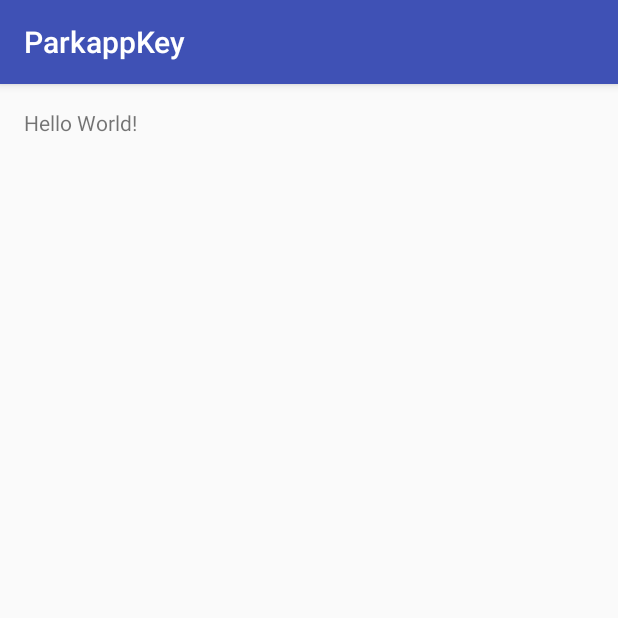
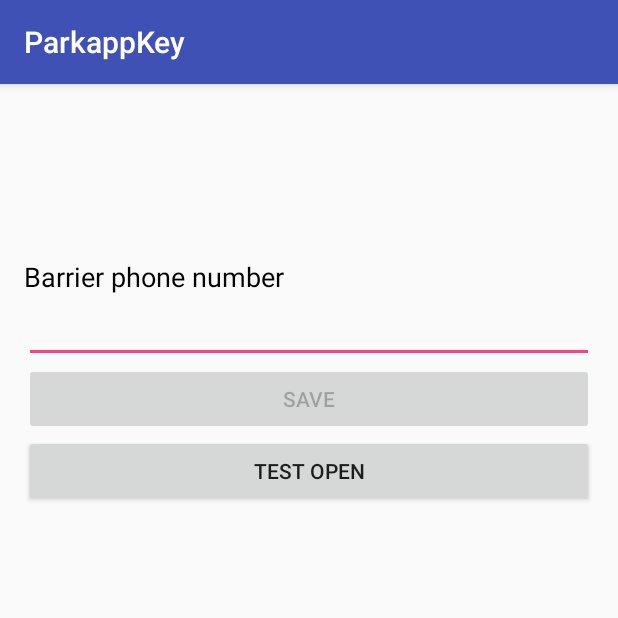
Before and after one commit to gergelydezso/ParkappKey, an Android app: the screen it shows after launch (MainActivity), on a phone screen of 412 x 824 dp, the top half of it. Run offline under Robolectric (Android 15) with nearby library versions, the phone set to English and light mode, and no system bars; 1 statement that could not run was skipped.

```diff
--- a/app/build.gradle
+++ b/app/build.gradle
@@ -21,6 +21,8 @@ android {
 
 dependencies {
     compile fileTree(dir: 'libs', include: ['*.jar'])
+    compile 'com.google.android.gms:play-services:9.0.1'
     testCompile 'junit:junit:4.12'
     compile 'com.android.support:appcompat-v7:23.4.0'
+    compile files('libs/Pushwoosh.jar')
 }
--- a/app/src/main/java/com/garmin/parkapp/key/MainActivity.java
+++ b/app/src/main/java/com/garmin/parkapp/key/MainActivity.java
@@ -1,13 +1,142 @@
 package com.garmin.parkapp.key;
 
+import android.content.Context;
+import android.content.Intent;
+import android.content.SharedPreferences;
+import android.content.pm.PackageManager;
+import android.net.Uri;
+import android.support.v4.app.ActivityCompat;
+import android.support.v4.content.ContextCompat;
 import android.support.v7.app.AppCompatActivity;
 import android.os.Bundle;
+import android.text.Editable;
+import android.text.TextUtils;
+import android.text.TextWatcher;
+import android.view.View;
+import android.widget.Button;
+import android.widget.EditText;
 
-public class MainActivity extends AppCompatActivity {
+import com.pushwoosh.fragment.PushEventListener;
+import com.pushwoosh.fragment.PushFragment;
+
+public class MainActivity extends AppCompatActivity implements PushEventListener {
+
+    public static final String PHONE_NUMBER = "phone.number";
+    public static final int REQUEST_CODE = 1234;
+    private EditText phoneNumberEditText;
+    private Button saveButton;
+
+    private View.OnClickListener saveButtonListener = new View.OnClickListener() {
+        @Override
+        public void onClick(View view) {
+            savePhoneNumber();
+            saveButton.setEnabled(false);
+        }
+    };
+    private View.OnClickListener testButtonListener = new View.OnClickListener() {
+        @Override
+        public void onClick(View view) {
+            initCall();
+        }
+    };
+    private TextWatcher textWatcher = new TextWatcher() {
+        @Override
+        public void beforeTextChanged(CharSequence charSequence, int i, int i1, int i2) {
+
+        }
+
+        @Override
+        public void onTextChanged(CharSequence charSequence, int i, int i1, int i2) {
+            saveButton.setEnabled(true);
+        }
+
+        @Override
+        public void afterTextChanged(Editable editable) {
+
+        }
+    };
 
     @Override
     protected void onCreate(Bundle savedInstanceState) {
         super.onCreate(savedInstanceState);
         setContentView(R.layout.activity_main);
+
+        saveButton = (Button) findViewById(R.id.save_button);
+        saveButton.setOnClickListener(saveButtonListener);
+
+        phoneNumberEditText = (EditText) findViewById(R.id.phone_number_edit_text);
+        phoneNumberEditText.setHint(getPhoneNumber());
+        phoneNumberEditText.addTextChangedListener(textWatcher);
+
+        findViewById(R.id.test_open_button).setOnClickListener(testButtonListener);
+
+        PushFragment.init(this);
+    }
+
+    @Override
+    protected void onNewIntent(Intent intent) {
+        super.onNewIntent(intent);
+        PushFragment.onNewIntent(this, intent);
+    }
+
+    @Override
+    public void doOnUnregisteredError(String s) {
+
+    }
+
+    @Override
+    public void doOnRegisteredError(String s) {
+
+    }
+
+    @Override
+    public void doOnRegistered(String s) {
+
+    }
+
+    @Override
+    public void doOnMessageReceive(String s) {
+        initCall();
+    }
+
+    @Override
+    public void doOnUnregistered(String s) {
+
+    }
+
+    private void initCall() {
+        String phoneNumber = getPhoneNumber();
+        if (!TextUtils.isEmpty(phoneNumber)) {
+            Intent intent = new Intent(Intent.ACTION_CALL, Uri.parse("tel:" + phoneNumber));
+            if (checkForPermission()) {
+                startActivity(intent);
+            }
+        }
+    }
+
+    private String getPhoneNumber() {
+        SharedPreferences sharedPref = getPreferences(Context.MODE_PRIVATE);
+        return sharedPref.getString(PHONE_NUMBER, "");
+    }
+
+    private void savePhoneNumber() {
+        String phoneNumber = phoneNumberEditText.getText().toString();
+        if (!TextUtils.isEmpty(phoneNumber)) {
+            SharedPreferences sharedPref = getPreferences(Context.MODE_PRIVATE);
+            SharedPreferences.Editor editor = sharedPref.edit();
+            editor.putString(PHONE_NUMBER, phoneNumber);
+            editor.apply();
+        }
+    }
+
+    private boolean checkForPermission() {
+        if (ContextCompat.checkSelfPermission(this,
+                android.Manifest.permission.CALL_PHONE)
+                != PackageManager.PERMISSION_GRANTED) {
+            ActivityCompat.requestPermissions(this,
+                    new String[]{android.Manifest.permission.CALL_PHONE},
+                    REQUEST_CODE);
+            return false;
+        } else return true;
     }
 }
--- a/app/src/main/res/layout/activity_main.xml
+++ b/app/src/main/res/layout/activity_main.xml
@@ -10,7 +10,34 @@
     tools:context="com.garmin.parkapp.key.MainActivity">
 
     <TextView
-        android:layout_width="wrap_content"
+        android:id="@+id/label"
+        android:layout_width="match_parent"
         android:layout_height="wrap_content"
-        android:text="Hello World!" />
+        android:paddingTop="100dp"
+        android:text="@string/barrier_phone_number"
+        android:textColor="@android:color/black"
+        android:textSize="18sp" />
+
+    <EditText
+        android:id="@+id/phone_number_edit_text"
+        android:layout_width="match_parent"
+        android:layout_height="wrap_content"
+        android:layout_below="@+id/label"
+        android:inputType="phone" />
+
+    <Button
+        android:id="@+id/save_button"
+        android:layout_width="match_parent"
+        android:layout_height="wrap_content"
+        android:layout_below="@+id/phone_number_edit_text"
+        android:enabled="false"
+        android:text="@string/save" />
+
+    <Button
+        android:id="@+id/test_open_button"
+        android:layout_width="match_parent"
+        android:layout_height="wrap_content"
+        android:layout_below="@+id/save_button"
+        android:text="@string/test_open" />
+
 </RelativeLayout>
--- a/app/src/main/res/values/strings.xml
+++ b/app/src/main/res/values/strings.xml
@@ -1,3 +1,6 @@
 <resources>
     <string name="app_name">ParkappKey</string>
+    <string name="barrier_phone_number">Barrier phone number</string>
+    <string name="save">save</string>
+    <string name="test_open">test open</string>
 </resources>
```
Also changed, not shown: app/src/main/AndroidManifest.xml (+65 -1 lines), app/libs/Pushwoosh.jar (added).
